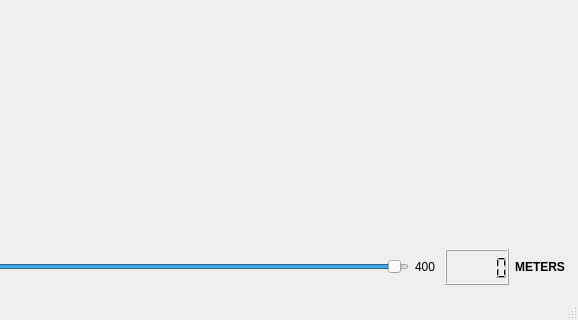
Before: the Qt Designer form mainwindow.ui in Kpro11/Aqeous, drawn with Qt 5; both pictures show x 382 to 960 and y 194 to 514 of the 960 by 514 pixel window.
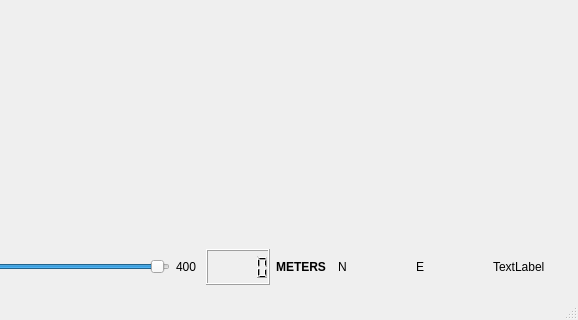
After: the same form once the commit is applied.

Patch:
```diff
--- a/mainwindow.ui
+++ b/mainwindow.ui
@@ -149,7 +149,56 @@
        </layout>
       </item>
       <item>
-       <layout class="QHBoxLayout" name="horizontalLayout_5"/>
+       <layout class="QHBoxLayout" name="horizontalLayout_5">
+        <property name="leftMargin">
+         <number>3</number>
+        </property>
+        <property name="topMargin">
+         <number>3</number>
+        </property>
+        <property name="rightMargin">
+         <number>3</number>
+        </property>
+        <property name="bottomMargin">
+         <number>3</number>
+        </property>
+        <item>
+         <layout class="QHBoxLayout" name="horizontalLayout_7">
+          <item>
+           <widget class="QLabel" name="label_4">
+            <property name="text">
+             <string>N</string>
+            </property>
+           </widget>
+          </item>
+         </layout>
+        </item>
+        <item>
+         <layout class="QHBoxLayout" name="horizontalLayout_11">
+          <item>
+           <widget class="QLabel" name="label_5">
+            <property name="text">
+             <string>E</string>
+            </property>
+           </widget>
+          </item>
+         </layout>
+        </item>
+        <item>
+         <layout class="QHBoxLayout" name="horizontalLayout_10">
+          <item>
+           <widget class="QLabel" name="label_6">
+            <property name="text">
+             <string>TextLabel</string>
+            </property>
+           </widget>
+          </item>
+         </layout>
+        </item>
+        <item>
+         <layout class="QHBoxLayout" name="horizontalLayout_9"/>
+        </item>
+       </layout>
       </item>
       <item>
        <layout class="QHBoxLayout" name="horizontalLayout_4"/>
```
